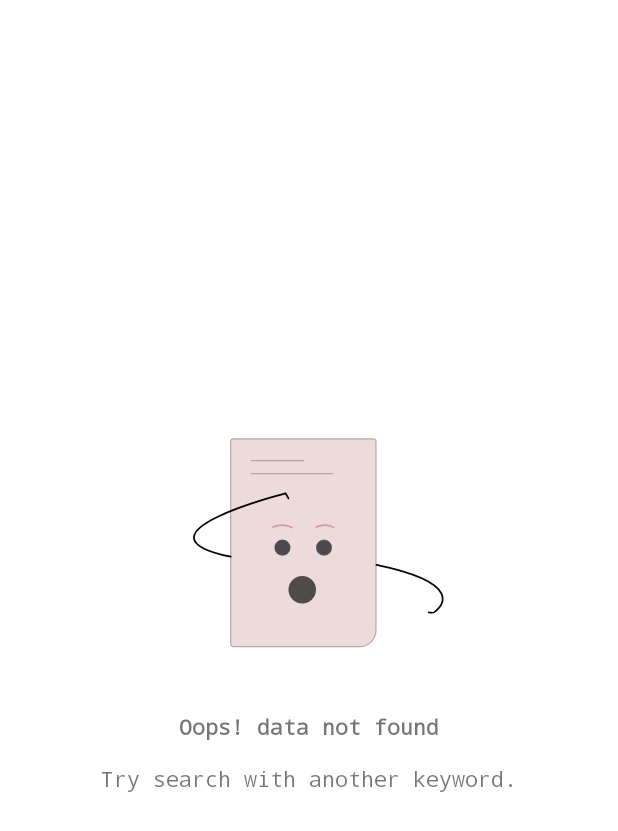
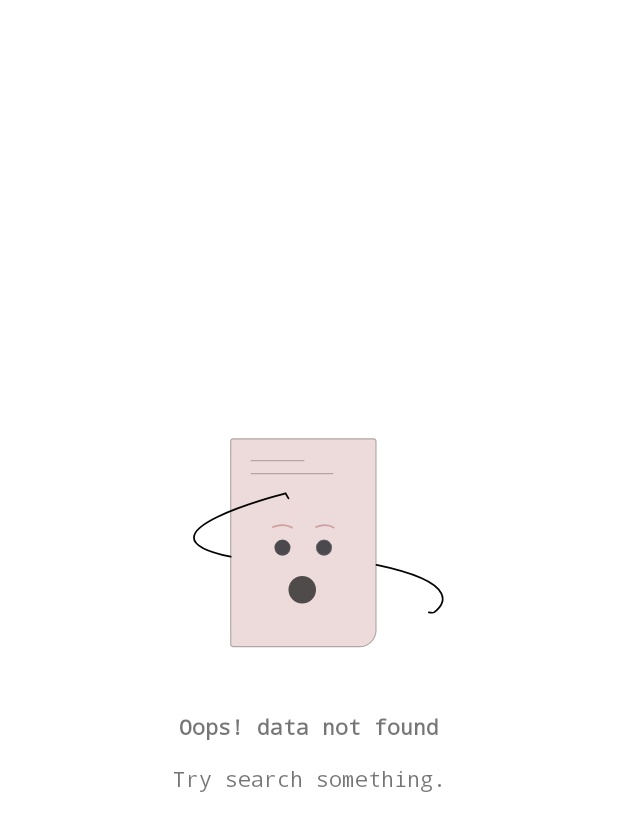
Before and after one commit to rochman25/github_user_submission, an Android app: the layout item_empty_data.xml on its own in the app's theme, with its tools: preview values and no code run, on a phone screen of 412 x 824 dp. Shown: the top 831 px of the screen. Run offline under Robolectric (Android 15) with nearby library versions, the phone set to English and light mode, and no system bars.

Commit message:
add empty state

```diff
--- a/app/src/main/res/layout/item_empty_data.xml
+++ b/app/src/main/res/layout/item_empty_data.xml
@@ -21,7 +21,7 @@
         app:layout_constraintStart_toStartOf="parent"
         app:layout_constraintTop_toTopOf="parent"
         app:layout_constraintVertical_bias="0.422"
-        android:contentDescription="@string/empty_data"
+        android:contentDescription="@string/title_empty_state"
         android:src="@drawable/ic_empty_dataset" />
 
     <TextView
@@ -41,7 +41,7 @@
         android:id="@+id/sub_title"
         android:layout_width="0dp"
         android:layout_height="wrap_content"
-        android:text="@string/subtitle_empty"
+        android:text="@string/subtitle_empty_state"
         android:padding="5dp"
         android:fontFamily="monospace"
         android:gravity="center"
--- a/app/src/main/res/values/strings.xml
+++ b/app/src/main/res/values/strings.xml
@@ -18,4 +18,6 @@
     <string name="subtitle_empty">Try search with another keyword.</string>
     <string name="title_empty">Oops! data not found</string>
     <string name="empty_data">empty data</string>
+    <string name="subtitle_empty_state">Try search something.</string>
+    <string name="title_empty_state">Oops! Data still empty</string>
 </resources>
```
